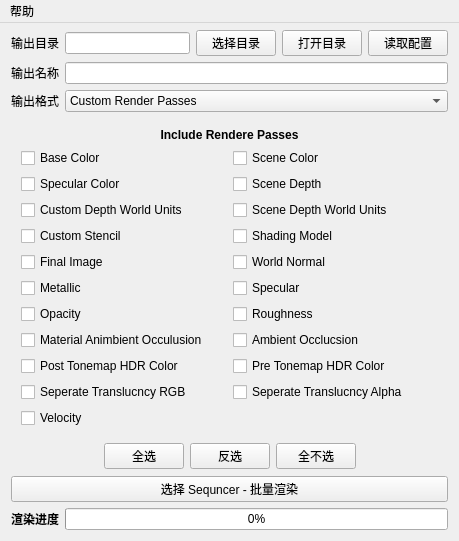
Above: Content/Anim/sequencer_batch_render/render_tool.ui from FXTD-ODYSSEY/Unreal-PyToolkit before the change. Below: the same form after it.
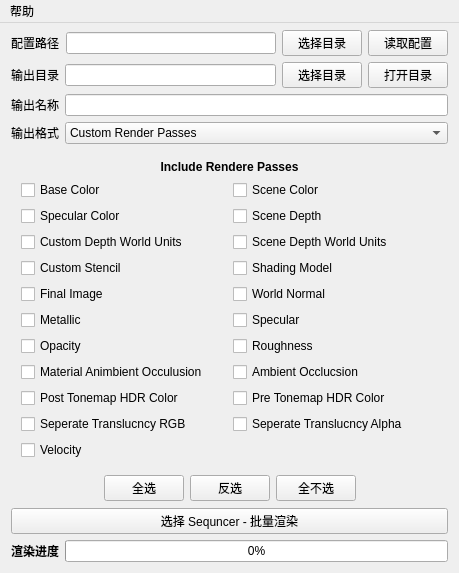
That is the form after the change. Custom widgets are drawn as their Qt base class.

```diff
--- a/Content/Anim/sequencer_batch_render/render_tool.ui
+++ b/Content/Anim/sequencer_batch_render/render_tool.ui
@@ -17,6 +17,38 @@
    <property name="topMargin">
     <number>30</number>
    </property>
+   <item>
+    <layout class="QHBoxLayout" name="horizontalLayout_7">
+     <item>
+      <widget class="QLabel" name="Output_Label_3">
+       <property name="text">
+        <string>配置路径</string>
+       </property>
+      </widget>
+     </item>
+     <item>
+      <widget class="MLineEdit" name="Config_LE">
+       <property name="placeholderText">
+        <string/>
+       </property>
+      </widget>
+     </item>
+     <item>
+      <widget class="MPushButton" name="Config_Browse_BTN">
+       <property name="text">
+        <string>选择目录</string>
+       </property>
+      </widget>
+     </item>
+     <item>
+      <widget class="MPushButton" name="Config_BTN">
+       <property name="text">
+        <string>读取配置</string>
+       </property>
+      </widget>
+     </item>
+    </layout>
+   </item>
    <item>
     <layout class="QHBoxLayout" name="horizontalLayout_2">
      <item>
@@ -30,7 +62,7 @@
       <widget class="MLineEdit" name="Output_LE"/>
      </item>
      <item>
-      <widget class="MPushButton" name="pushButton">
+      <widget class="MPushButton" name="Browse_BTN">
        <property name="text">
         <string>选择目录</string>
        </property>
@@ -43,13 +75,6 @@
        </property>
       </widget>
      </item>
-     <item>
-      <widget class="MPushButton" name="Config_BTN">
-       <property name="text">
-        <string>读取配置</string>
-       </property>
-      </widget>
-     </item>
     </layout>
    </item>
    <item>
@@ -266,7 +291,7 @@
           </widget>
          </item>
          <item row="8" column="1">
-          <widget class="MCheckBox" name="checkBox">
+          <widget class="MCheckBox" name="checkBox_1">
            <property name="text">
             <string>Ambient Occlucsion</string>
            </property>
@@ -306,7 +331,7 @@
         <zorder>checkBox_9</zorder>
         <zorder>checkBox_14</zorder>
         <zorder>checkBox_8</zorder>
-        <zorder>checkBox</zorder>
+        <zorder>checkBox_1</zorder>
         <zorder>checkBox_11</zorder>
         <zorder>checkBox_13</zorder>
         <zorder>checkBox_17</zorder>
@@ -393,6 +418,21 @@
        <property name="value">
         <number>0</number>
        </property>
+       <property name="alignment">
+        <set>Qt::AlignLeading|Qt::AlignLeft|Qt::AlignTop</set>
+       </property>
+       <property name="textVisible">
+        <bool>true</bool>
+       </property>
+       <property name="orientation">
+        <enum>Qt::Horizontal</enum>
+       </property>
+       <property name="invertedAppearance">
+        <bool>false</bool>
+       </property>
+       <property name="textDirection">
+        <enum>QProgressBar::TopToBottom</enum>
+       </property>
       </widget>
      </item>
     </layout>
```
